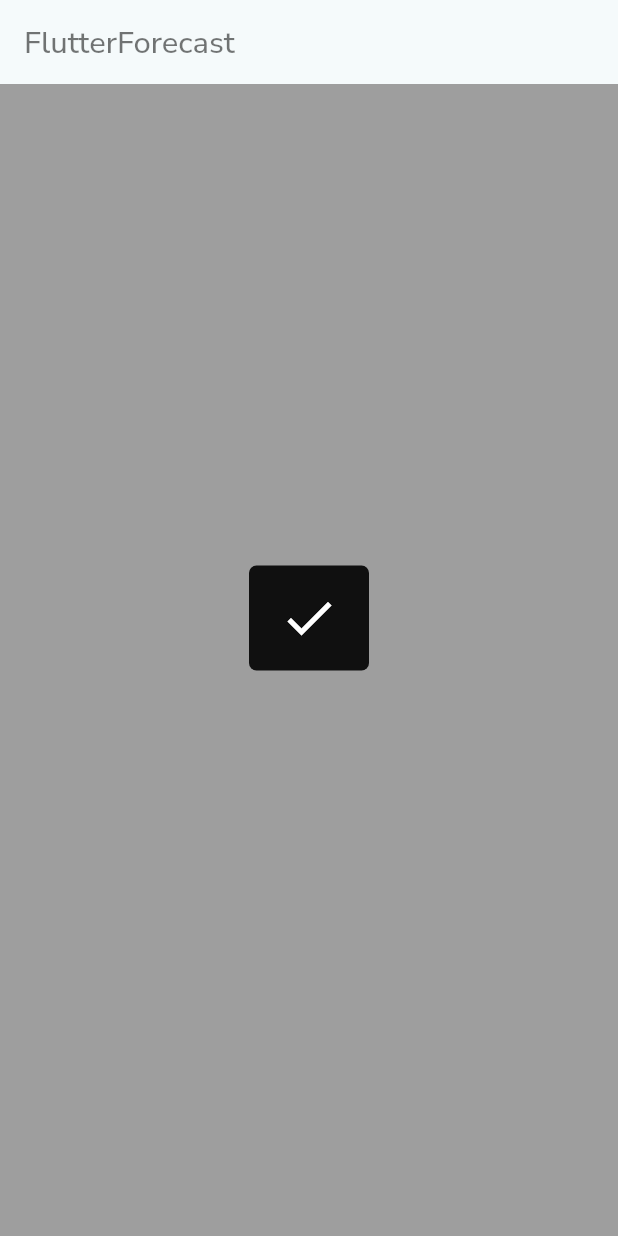
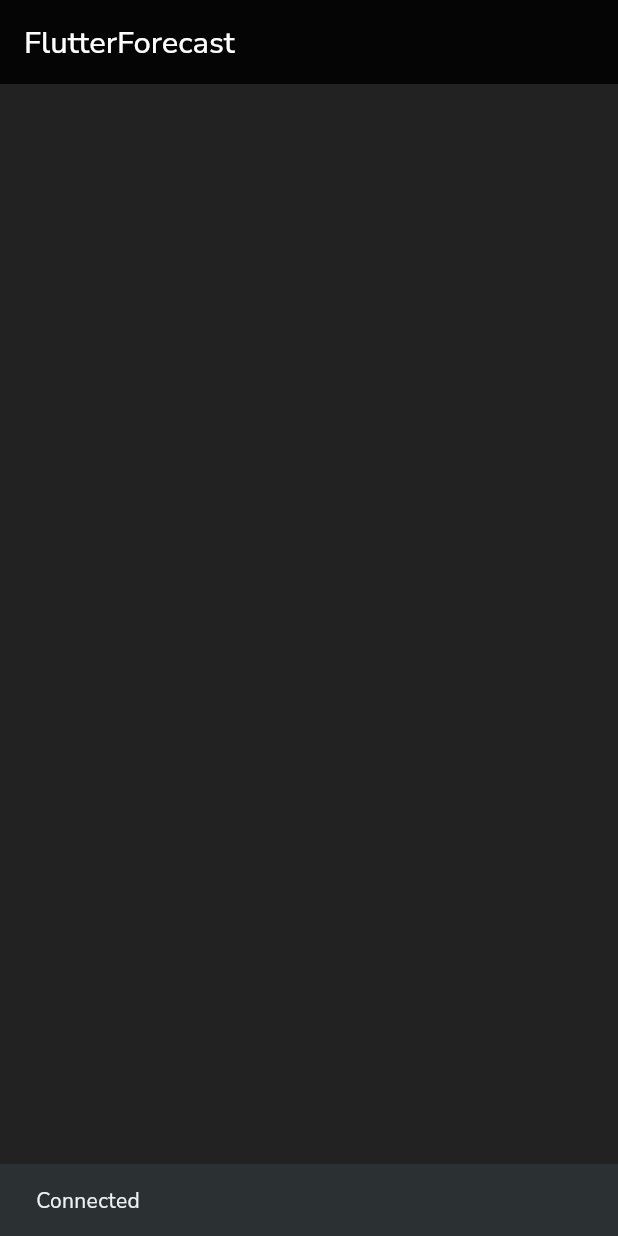
Before and after one commit to Sam21-39/flutter_forecast, a Flutter app: the first screen one second after launch, on a phone screen of 412 x 824 dp. Run offline on Flutter 3.47's test engine with Material 2 defaults, Android fonts, the phone set to English and light mode, and no system bars; our stand-ins replace connectivity_plus, flutter_bloc, flutter_easyloading, flutter_screenutil, logger.

Commit message:
basic cahnges in colors

```diff
--- a/lib/core/services/cubit/conn_cubit.dart
+++ b/lib/core/services/cubit/conn_cubit.dart
@@ -20,7 +20,7 @@ class ConnCubit extends Cubit<ConnState> {
           ConnState(
             isConnected: true,
             isLoading: false,
-            errorMessage: '',
+            errorMessage: 'Connected',
           ),
         );
       } else {
--- a/lib/core/widgets/base_scaffold.dart
+++ b/lib/core/widgets/base_scaffold.dart
@@ -19,16 +19,17 @@ class BaseScaffold extends StatelessWidget {
   Widget build(BuildContext context) {
     return Scaffold(
       appBar: AppBar(
+        backgroundColor: colors[0],
         title: Text(
           title,
           style: TextStyle(
             fontSize: 24.sp,
-            color: colors[0],
+            color: colors[1],
             fontWeight: FontWeight.w500,
           ),
         ),
       ),
-      backgroundColor: colors[1],
+      backgroundColor: colors[0],
       body: BlocProvider(
         create: (context) => ConnCubit()..init(),
         child: BlocConsumer<ConnCubit, ConnState>(
@@ -36,9 +37,14 @@ class BaseScaffold extends StatelessWidget {
             if (state.isLoading && !state.isConnected) {
               Loader.show();
             } else if (state.isConnected && !state.isLoading) {
-              Loader.show(isSuccess: true, status: '');
+              ScaffoldMessenger.of(context).showSnackBar(
+                SnackBar(
+                  content: Text(
+                    state.errorMessage,
+                  ),
+                ),
+              );
             } else {
-              Loader.show(isFailure: true, status: '');
               ScaffoldMessenger.of(context).showSnackBar(
                 SnackBar(
                   content: Text(
--- a/lib/feature/views/screens/home/home.dart
+++ b/lib/feature/views/screens/home/home.dart
@@ -8,12 +8,25 @@ class Home extends StatelessWidget {
   Widget build(BuildContext context) {
     return BaseScaffold(
       title: 'FlutterForecast',
-      colors: _colors,
-      body: Container(),
+      colors: _colors(true),
+      body: _ui(),
     );
   }
 
-  get _colors {
-    return [Colors.black54, Colors.black38];
+  _colors(bool isDark) {
+    if (isDark) {
+      return [
+        Colors.black87,
+        Colors.white,
+      ];
+    }
+    return [
+      Colors.white,
+      Colors.black87,
+    ];
+  }
+
+  _ui() {
+    return Container();
   }
 }
```
